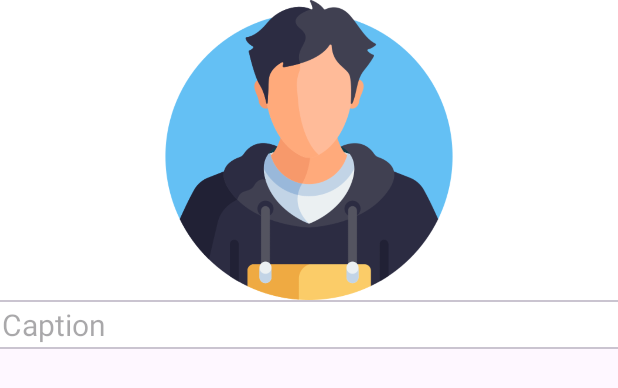
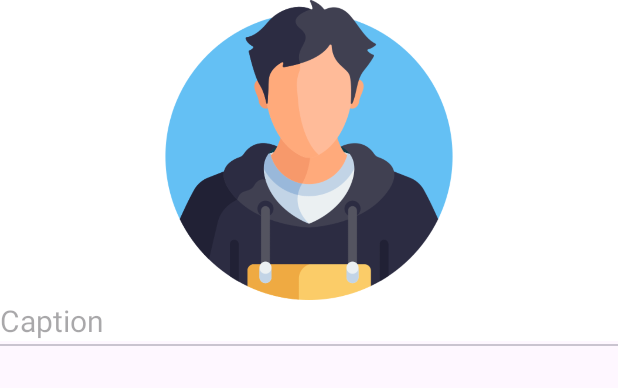
Before and after one commit to Vidhan12345/Solution_Challenge, an Android app: the layout my_post_design.xml on its own in the app's theme, with its tools: preview values and no code run, on a phone screen of 412 x 824 dp. Shown: the top 388 px of the screen. Run offline under Robolectric (Android 15) with nearby library versions, the phone set to English and light mode, and no system bars.

Commit message:
new repo

```diff
--- a/app/src/main/res/layout/my_post_design.xml
+++ b/app/src/main/res/layout/my_post_design.xml
@@ -22,24 +22,19 @@
         android:src="@drawable/add_profile"
         android:backgroundTint="@color/white"
         android:background="@color/white"/>
-    <com.google.android.material.divider.MaterialDivider
-        android:layout_width="match_parent"
-        android:layout_height="1dp"
-        android:backgroundTint="#555050"/>
     <TextView
         android:id="@+id/user_post_caption"
         android:layout_width="match_parent"
         android:layout_height="wrap_content"
-        android:padding="1dp"
         android:background="@color/white"
         android:hint="Caption"
         android:textSize="20dp"
-        android:textColor="#2190E8"
-        android:paddingLeft="5dp"/>
+        android:textColor="@color/dark_pastel_green"/>
 
     <com.google.android.material.divider.MaterialDivider
         android:layout_width="match_parent"
         android:layout_height="1dp"
         android:backgroundTint="@color/black"
-        android:padding="2dp"/>
+        android:layout_marginTop="2dp"
+        android:layout_marginBottom="2dp"/>
 </LinearLayout>
```
Also changed, not shown: app/src/main/res/layout/fragment_home.xml (+42 -40 lines), app/src/main/res/drawable/ic_input_add.png (added).
